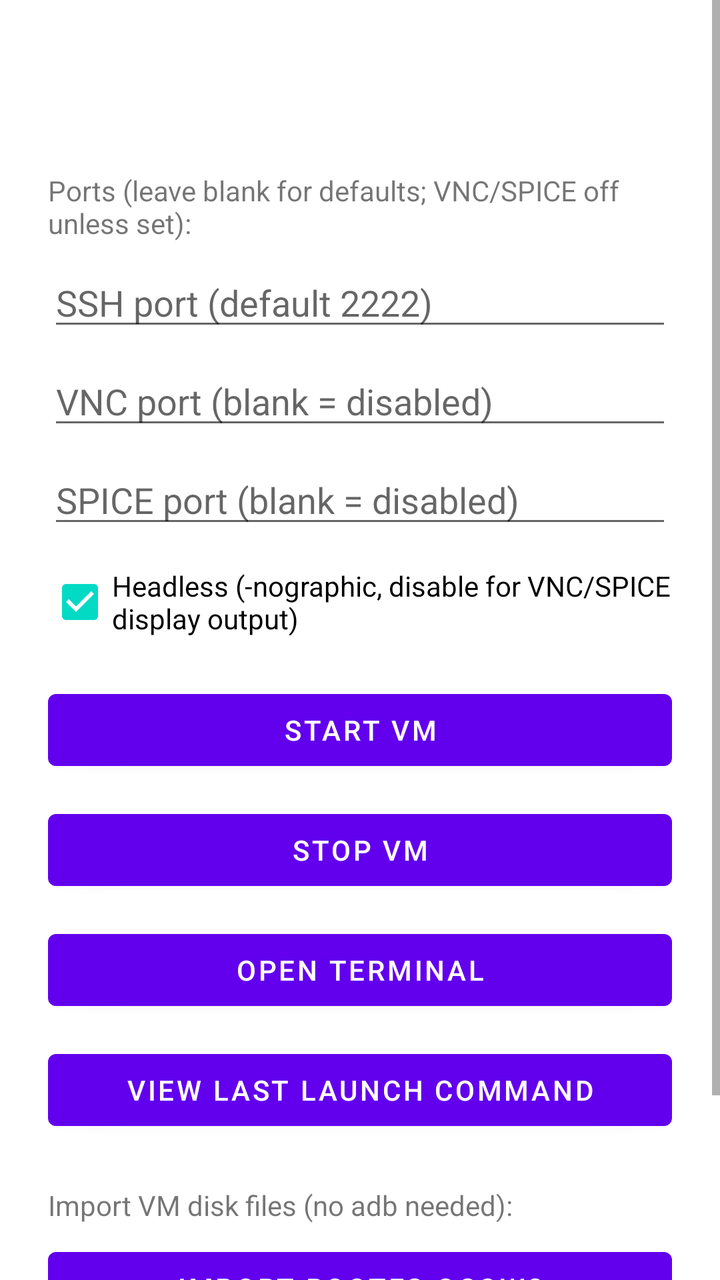
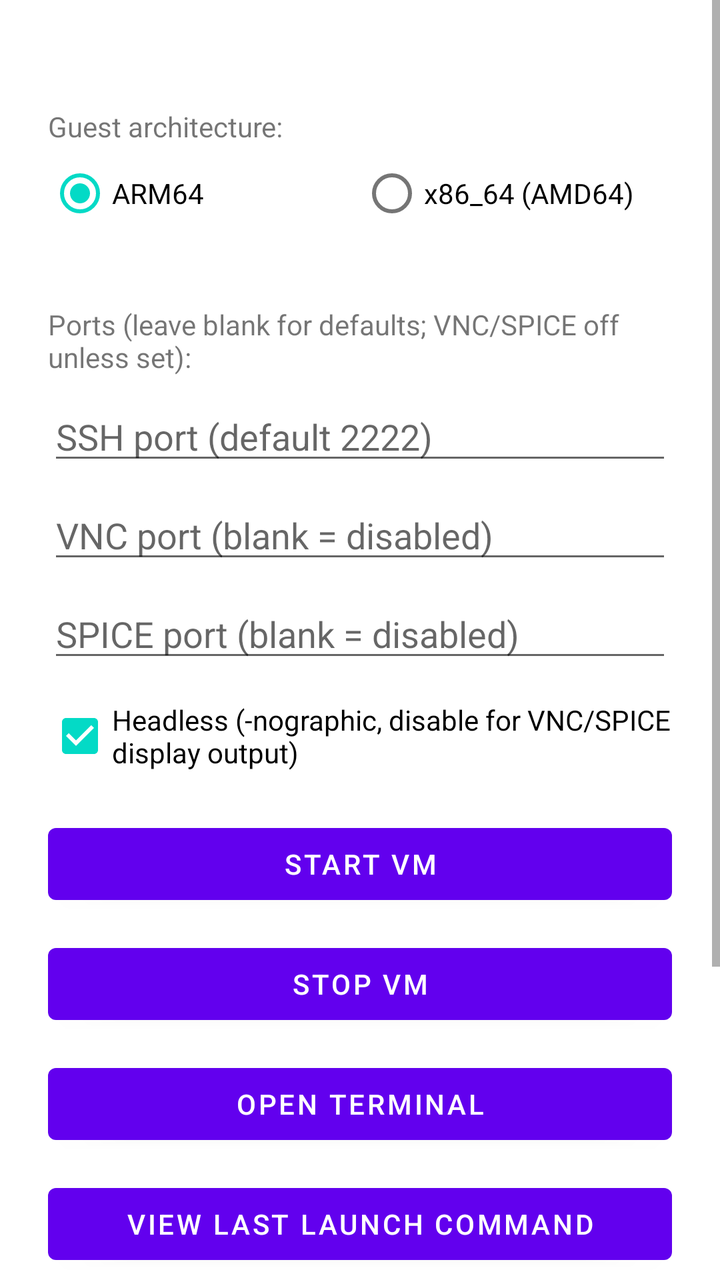

Compare the two renders of this Android layout. The source of the first and the diff that turns it into the second are given below.
<!-- AndroidManifest.xml: application theme Theme.VmForge -->
<!-- res/layout/activity_main.xml -->
<?xml version="1.0" encoding="utf-8"?>
<ScrollView xmlns:android="http://schemas.android.com/apk/res/android"
    android:layout_width="match_parent"
    android:layout_height="match_parent">

<LinearLayout
    android:layout_width="match_parent"
    android:layout_height="wrap_content"
    android:orientation="vertical"
    android:padding="24dp"
    android:gravity="center">

    <TextView
        android:id="@+id/accelStatus"
        android:layout_width="match_parent"
        android:layout_height="wrap_content"
        android:textSize="16sp"
        android:paddingBottom="24dp" />

    <TextView
        android:layout_width="match_parent"
        android:layout_height="wrap_content"
        android:layout_marginTop="16dp"
        android:text="Ports (leave blank for defaults; VNC/SPICE off unless set):"
        android:textSize="14sp" />

    <EditText
        android:id="@+id/sshPortInput"
        android:layout_width="match_parent"
        android:layout_height="wrap_content"
        android:layout_marginTop="8dp"
        android:hint="SSH port (default 2222)"
        android:inputType="number" />

    <EditText
        android:id="@+id/vncPortInput"
        android:layout_width="match_parent"
        android:layout_height="wrap_content"
        android:layout_marginTop="8dp"
        android:hint="VNC port (blank = disabled)"
        android:inputType="number" />

    <EditText
        android:id="@+id/spicePortInput"
        android:layout_width="match_parent"
        android:layout_height="wrap_content"
        android:layout_marginTop="8dp"
        android:hint="SPICE port (blank = disabled)"
        android:inputType="number" />

    <CheckBox
        android:id="@+id/headlessCheckbox"
        android:layout_width="match_parent"
        android:layout_height="wrap_content"
        android:layout_marginTop="8dp"
        android:checked="true"
        android:text="Headless (-nographic, disable for VNC/SPICE display output)" />

    <Button
        android:id="@+id/startVmButton"
        android:layout_width="match_parent"
        android:layout_height="wrap_content"
        android:layout_marginTop="16dp"
        android:text="Start VM" />

    <Button
        android:id="@+id/stopVmButton"
        android:layout_width="match_parent"
        android:layout_height="wrap_content"
        android:layout_marginTop="12dp"
        android:text="Stop VM" />

    <Button
        android:id="@+id/openTerminalButton"
        android:layout_width="match_parent"
        android:layout_height="wrap_content"
        android:layout_marginTop="12dp"
        android:text="Open Terminal" />

    <Button
        android:id="@+id/viewCommandButton"
        android:layout_width="match_parent"
        android:layout_height="wrap_content"
        android:layout_marginTop="12dp"
        android:text="View Last Launch Command" />

    <TextView
        android:layout_width="match_parent"
        android:layout_height="wrap_content"
        android:layout_marginTop="24dp"
        android:text="Import VM disk files (no adb needed):"
        android:textSize="14sp" />

    <Button
        android:id="@+id/importDiskButton"
        android:layout_width="match_parent"
        android:layout_height="wrap_content"
        android:layout_marginTop="8dp"
        android:text="Import rootfs.qcow2" />

    <Button
        android:id="@+id/importSeedButton"
        android:layout_width="match_parent"
        android:layout_height="wrap_content"
        android:layout_marginTop="8dp"
        android:text="Import seed.iso" />

</LinearLayout>
</ScrollView>
<!-- resources referenced by this layout -->
<resources>
  <style name="Theme.VmForge" parent="Theme.MaterialComponents.DayNight.NoActionBar" />
</resources>

<!-- the commit's change to res/layout/activity_main.xml (unified diff, before → after) -->
@@ -15,7 +15,36 @@
         android:layout_width="match_parent"
         android:layout_height="wrap_content"
         android:textSize="16sp"
-        android:paddingBottom="24dp" />
+        android:paddingBottom="8dp" />
+
+    <TextView
+        android:layout_width="match_parent"
+        android:layout_height="wrap_content"
+        android:text="Guest architecture:"
+        android:textSize="14sp" />
+
+    <RadioGroup
+        android:id="@+id/archRadioGroup"
+        android:layout_width="match_parent"
+        android:layout_height="wrap_content"
+        android:orientation="horizontal"
+        android:paddingBottom="16dp">
+
+        <RadioButton
+            android:id="@+id/archArm64"
+            android:layout_width="0dp"
+            android:layout_height="wrap_content"
+            android:layout_weight="1"
+            android:checked="true"
+            android:text="ARM64" />
+
+        <RadioButton
+            android:id="@+id/archX86_64"
+            android:layout_width="0dp"
+            android:layout_height="wrap_content"
+            android:layout_weight="1"
+            android:text="x86_64 (AMD64)" />
+    </RadioGroup>
 
     <TextView
         android:layout_width="match_parent"
@@ -88,7 +117,7 @@
         android:layout_width="match_parent"
         android:layout_height="wrap_content"
         android:layout_marginTop="24dp"
-        android:text="Import VM disk files (no adb needed):"
+        android:text="Import VM disk files (no adb needed; overwrites whichever image is currently loaded — import the file matching the arch selected above):"
         android:textSize="14sp" />
 
     <Button
